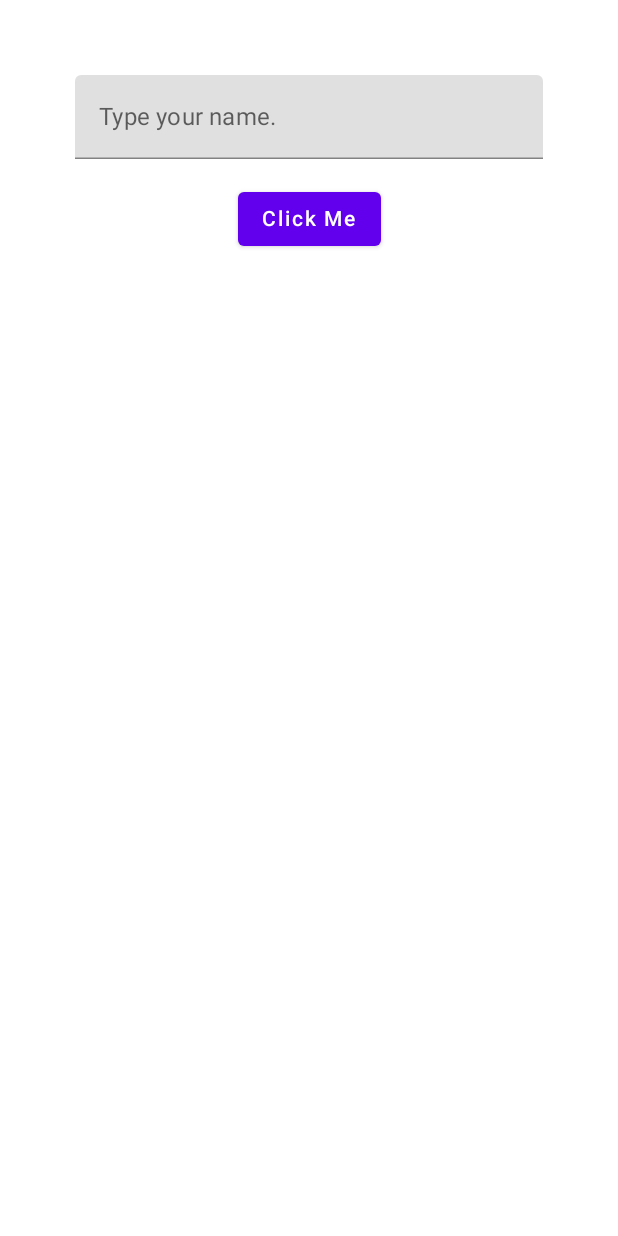
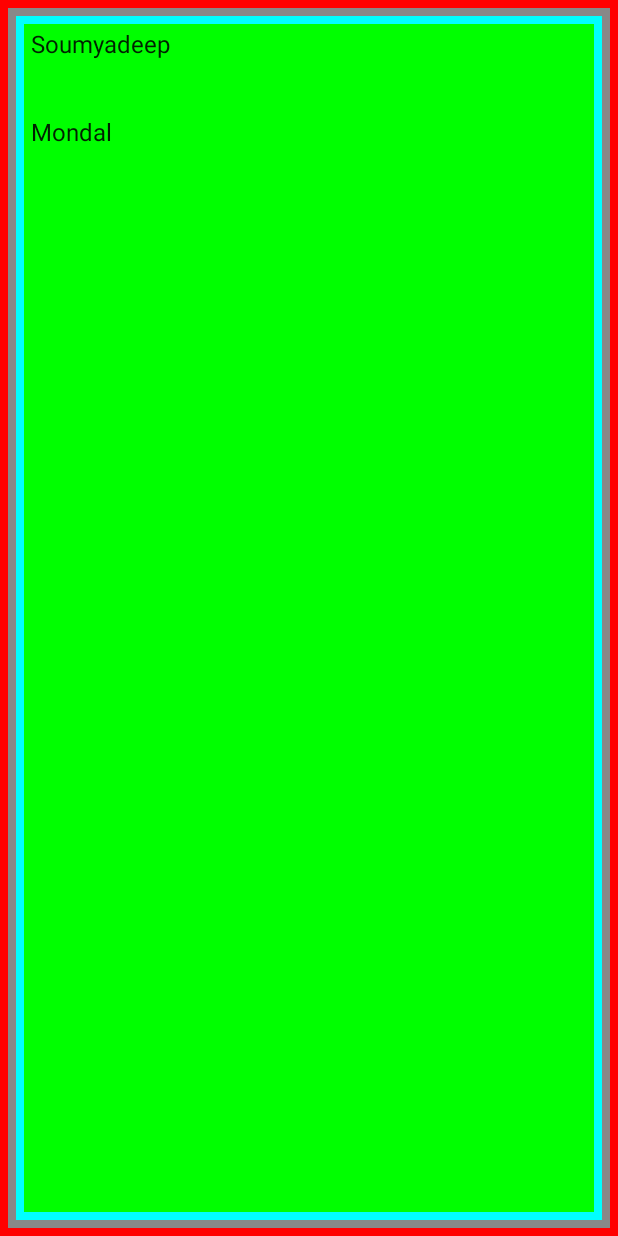
Before and after one commit to soumya-99/jetpack-compose-material2, an Android app built with Jetpack Compose: the screen it shows after launch (MainActivity), on a phone screen of 412 x 824 dp. Run offline under Robolectric (Android 15) with nearby library versions, the phone set to English and light mode, and no system bars.

Commit message:
modifiers

```diff
--- a/app/src/main/java/com/example/material2compose/MainActivity.kt
+++ b/app/src/main/java/com/example/material2compose/MainActivity.kt
@@ -1,14 +1,19 @@
 package com.example.material2compose
 
 import android.os.Bundle
+import android.util.Log
 import androidx.activity.ComponentActivity
 import androidx.activity.compose.setContent
 import androidx.compose.foundation.background
+import androidx.compose.foundation.border
+import androidx.compose.foundation.clickable
+import androidx.compose.foundation.gestures.draggable
 import androidx.compose.foundation.layout.*
 import androidx.compose.material.*
 import androidx.compose.runtime.*
 import androidx.compose.ui.Alignment
 import androidx.compose.ui.Modifier
+import androidx.compose.ui.graphics.Color
 import androidx.compose.ui.tooling.preview.Preview
 import androidx.compose.ui.unit.dp
 import com.example.material2compose.ui.theme.Material2ComposeTheme
@@ -24,7 +29,8 @@ class MainActivity : ComponentActivity() {
                     modifier = Modifier.fillMaxSize(), color = MaterialTheme.colors.background
                 ) {
 //                    Greeting("Android")
-                    AppBarExample()
+//                    AppBarExample()
+                    ColumnExample()
                 }
             }
         }
@@ -38,7 +44,6 @@ fun Greeting(name: String) {
 
 @Composable
 fun AppBarExample() {
-
     val scaffoldState = rememberScaffoldState()
     var textFieldState by remember {
         mutableStateOf("")
@@ -79,11 +84,41 @@ fun AppBarExample() {
     }
 }
 
+@Composable
+fun ColumnExample() {
+    Column(
+        modifier = Modifier
+            .background(Color.Green)
+            .fillMaxHeight(0.5f)
+//            .width(300.dp)
+//            .requiredWidth(600.dp)
+            .fillMaxWidth()
+//            .padding(50.dp)
+            .border(width = 5.dp, color = Color.Red)
+            .padding(5.dp)
+            .border(width = 5.dp, color = Color.Gray)
+            .padding(5.dp)
+            .border(width = 5.dp, color = Color.Cyan)
+            .padding(10.dp)
+    ) {
+        Text(
+            text = "Soumyadeep",
+//            modifier = Modifier.offset(50.dp, 30.dp)
+            modifier = Modifier.clickable {
+                Log.d("TEXT_CLICK", "Text Clicked...")
+            }
+        )
+        Spacer(modifier = Modifier.height(40.dp))
+        Text(text = "Mondal")
+    }
+}
+
 @Preview(showBackground = true)
 @Composable
 fun DefaultPreview() {
     Material2ComposeTheme {
 //        Greeting("Android")
-        AppBarExample()
+//        AppBarExample()
+        ColumnExample()
     }
 }
```
